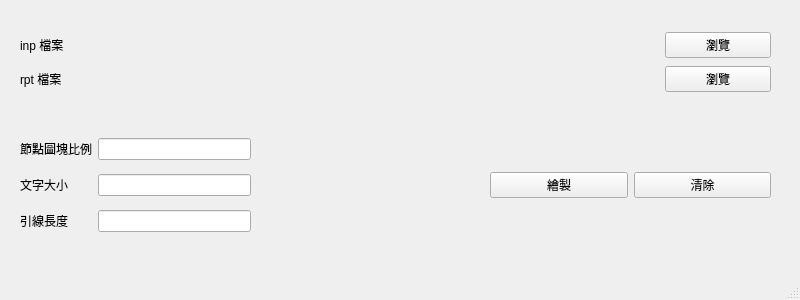
Before: the Qt Designer form ui.ui in lihsin2000/epa2hydchart, drawn with Qt 5.
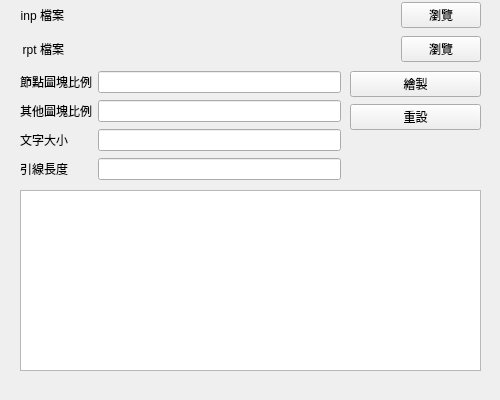
After: the same form once the commit is applied.

What changed in the file:
```diff
--- a/ui.ui
+++ b/ui.ui
@@ -6,20 +6,20 @@
    <rect>
     <x>0</x>
     <y>0</y>
-    <width>800</width>
-    <height>300</height>
+    <width>500</width>
+    <height>400</height>
    </rect>
   </property>
   <property name="minimumSize">
    <size>
-    <width>800</width>
-    <height>300</height>
+    <width>500</width>
+    <height>400</height>
    </size>
   </property>
   <property name="maximumSize">
    <size>
-    <width>800</width>
-    <height>300</height>
+    <width>500</width>
+    <height>400</height>
    </size>
   </property>
   <property name="windowTitle">
@@ -30,70 +30,113 @@
     <property name="geometry">
      <rect>
       <x>20</x>
-      <y>130</y>
-      <width>231</width>
+      <y>70</y>
+      <width>321</width>
       <height>111</height>
      </rect>
     </property>
     <layout class="QGridLayout" name="gridLayout_2">
-     <item row="0" column="0">
-      <widget class="QLabel" name="label_5">
-       <property name="text">
-        <string>節點圖塊比例</string>
-       </property>
-      </widget>
-     </item>
      <item row="0" column="1">
-      <widget class="QLineEdit" name="lineEdit"/>
-     </item>
-     <item row="1" column="1">
-      <widget class="QLineEdit" name="lineEdit_2"/>
-     </item>
-     <item row="1" column="0">
-      <widget class="QLabel" name="label_6">
+      <widget class="QLineEdit" name="l_joint_scale">
        <property name="text">
-        <string>文字大小</string>
+        <string/>
        </property>
       </widget>
      </item>
      <item row="2" column="1">
-      <widget class="QLineEdit" name="lineEdit_3"/>
+      <widget class="QLineEdit" name="l_text_size">
+       <property name="text">
+        <string/>
+       </property>
+      </widget>
      </item>
      <item row="2" column="0">
+      <widget class="QLabel" name="label_6">
+       <property name="text">
+        <string>文字大小</string>
+       </property>
+      </widget>
+     </item>
+     <item row="0" column="0">
+      <widget class="QLabel" name="label_5">
+       <property name="text">
+        <string>節點圖塊比例</string>
+       </property>
+      </widget>
+     </item>
+     <item row="3" column="1">
+      <widget class="QLineEdit" name="l_leader_distance">
+       <property name="text">
+        <string/>
+       </property>
+      </widget>
+     </item>
+     <item row="3" column="0">
       <widget class="QLabel" name="label_7">
        <property name="text">
         <string>引線長度</string>
        </property>
       </widget>
      </item>
+     <item row="1" column="1">
+      <widget class="QLineEdit" name="l_block_scale">
+       <property name="text">
+        <string/>
+       </property>
+      </widget>
+     </item>
+     <item row="1" column="0">
+      <widget class="QLabel" name="label_8">
+       <property name="text">
+        <string>其他圖塊比例</string>
+       </property>
+      </widget>
+     </item>
     </layout>
    </widget>
    <widget class="QWidget" name="gridLayoutWidget_2">
     <property name="geometry">
      <rect>
       <x>20</x>
-      <y>30</y>
-      <width>751</width>
+      <y>0</y>
+      <width>461</width>
       <height>65</height>
      </rect>
     </property>
-    <layout class="QGridLayout" name="gridLayout_3" columnstretch="1,5,1">
+    <layout class="QGridLayout" name="gridLayout_3" columnstretch="0,0,1,0">
      <item row="0" column="0">
       <widget class="QLabel" name="label">
        <property name="text">
         <string>inp 檔案</string>
        </property>
+       <property name="alignment">
+        <set>Qt::AlignRight|Qt::AlignTrailing|Qt::AlignVCenter</set>
+       </property>
+      </widget>
+     </item>
+     <item row="0" column="3">
+      <widget class="QPushButton" name="b_browser_inp">
+       <property name="text">
+        <string>瀏覽</string>
+       </property>
       </widget>
      </item>
      <item row="0" column="2">
-      <widget class="QPushButton" name="pushButton">
+      <widget class="QLabel" name="l_inp_path">
+       <property name="text">
+        <string/>
+       </property>
+      </widget>
+     </item>
+     <item row="1" column="3">
+      <widget class="QPushButton" name="b_browser_rpt">
        <property name="text">
         <string>瀏覽</string>
        </property>
       </widget>
      </item>
-     <item row="0" column="1">
-      <widget class="QLabel" name="label_3">
+     <item row="1" column="2">
+      <widget class="QLabel" name="l_rpt_path">
        <property name="text">
         <string/>
        </property>
@@ -104,62 +147,80 @@
        <property name="text">
         <string>rpt 檔案</string>
        </property>
-      </widget>
-     </item>
-     <item row="1" column="1">
-      <widget class="QLabel" name="label_4">
-       <property name="text">
-        <string/>
+       <property name="alignment">
+        <set>Qt::AlignRight|Qt::AlignTrailing|Qt::AlignVCenter</set>
        </property>
       </widget>
      </item>
-     <item row="1" column="2">
-      <widget class="QPushButton" name="pushButton_2">
-       <property name="text">
-        <string>瀏覽</string>
+     <item row="0" column="1">
+      <spacer name="horizontalSpacer">
+       <property name="orientation">
+        <enum>Qt::Horizontal</enum>
        </property>
-      </widget>
+       <property name="sizeHint" stdset="0">
+        <size>
+         <width>40</width>
+         <height>20</height>
+        </size>
+       </property>
+      </spacer>
      </item>
     </layout>
    </widget>
    <widget class="QWidget" name="horizontalLayoutWidget">
     <property name="geometry">
      <rect>
-      <x>490</x>
-      <y>130</y>
-      <width>281</width>
-      <height>111</height>
+      <x>350</x>
+      <y>70</y>
+      <width>131</width>
+      <height>61</height>
      </rect>
     </property>
-    <layout class="QHBoxLayout" name="horizontalLayout">
+    <layout class="QVBoxLayout" name="verticalLayout">
      <item>
-      <widget class="QPushButton" name="pushButton_3">
+      <widget class="QPushButton" name="b_draw">
        <property name="text">
         <string>繪製</string>
        </property>
       </widget>
      </item>
      <item>
-      <widget class="QPushButton" name="pushButton_4">
+      <widget class="QPushButton" name="b_reset">
        <property name="text">
-        <string>清除</string>
+        <string>重設</string>
        </property>
       </widget>
      </item>
     </layout>
    </widget>
+   <widget class="QTextBrowser" name="browser_log">
+    <property name="geometry">
+     <rect>
+      <x>20</x>
+      <y>190</y>
+      <width>461</width>
+      <height>181</height>
+     </rect>
+    </property>
+    <property name="html">
+     <string>&lt;!DOCTYPE HTML PUBLIC &quot;-//W3C//DTD HTML 4.0//EN&quot; &quot;http://www.w3.org/TR/REC-html40/strict.dtd&quot;&gt;
+&lt;html&gt;&lt;head&gt;&lt;meta name=&quot;qrichtext&quot; content=&quot;1&quot; /&gt;&lt;style type=&quot;text/css&quot;&gt;
+p, li { white-space: pre-wrap; }
+&lt;/style&gt;&lt;/head&gt;&lt;body style=&quot; font-family:'PMingLiU'; font-size:9pt; font-weight:400; font-style:normal;&quot;&gt;
+&lt;p style=&quot;-qt-paragraph-type:empty; margin-top:0px; margin-bottom:0px; margin-left:0px; margin-right:0px; -qt-block-indent:0; text-indent:0px;&quot;&gt;&lt;br /&gt;&lt;/p&gt;&lt;/body&gt;&lt;/html&gt;</string>
+    </property>
+   </widget>
   </widget>
   <widget class="QMenuBar" name="menubar">
    <property name="geometry">
     <rect>
      <x>0</x>
      <y>0</y>
-     <width>800</width>
-     <height>25</height>
+     <width>500</width>
+     <height>21</height>
     </rect>
    </property>
   </widget>
-  <widget class="QStatusBar" name="statusbar"/>
  </widget>
  <resources/>
  <connections/>
```
Left out of the diff: 10 changed lines with no effect on the pictures.
